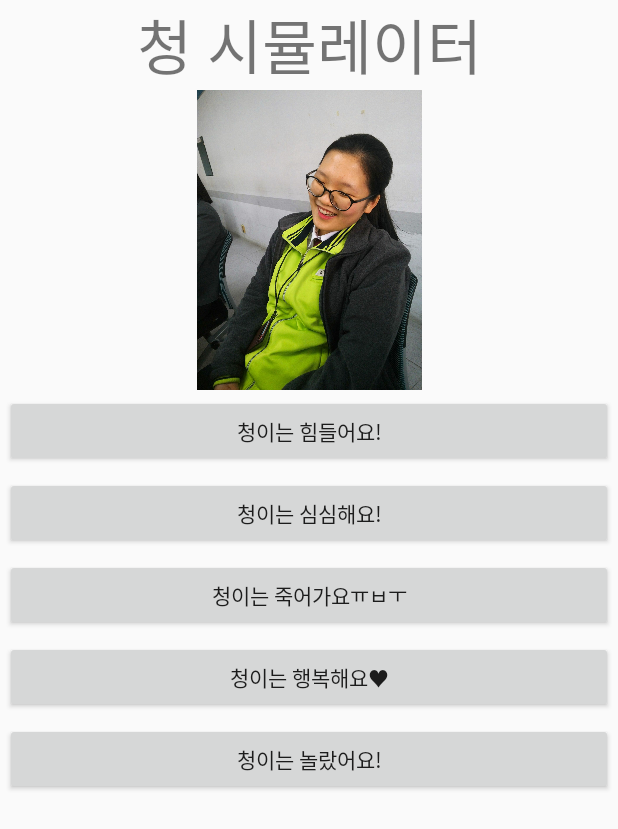
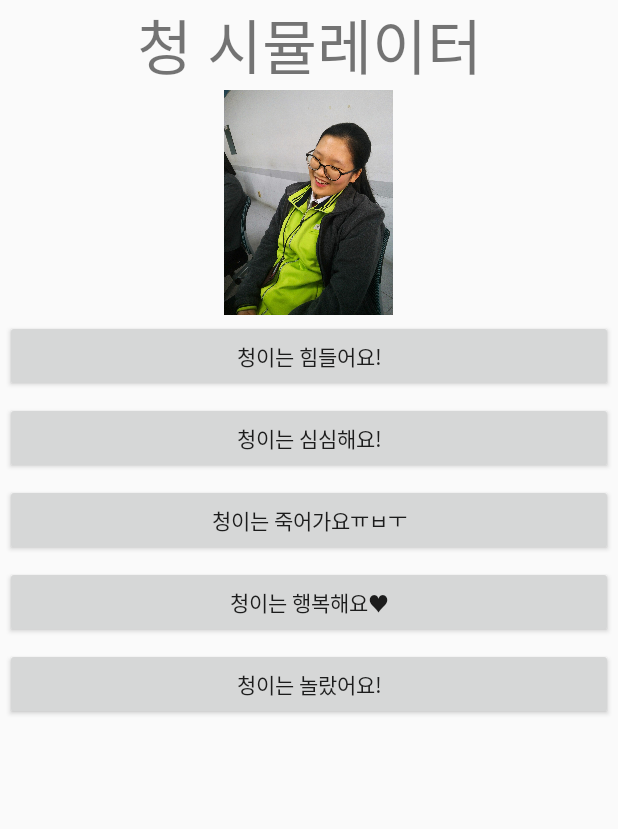
Before and after one commit to BbongLee/friend-simulator, an Android app: the layout activity_main.xml on its own in the app's theme, with its tools: preview values and no code run, on a phone screen of 412 x 824 dp. Shown: the top 829 px of the screen. Run offline under Robolectric (Android 15) with nearby library versions, the phone set to English and light mode, and no system bars.

```diff
--- a/app/src/main/res/layout/activity_main.xml
+++ b/app/src/main/res/layout/activity_main.xml
@@ -20,8 +20,8 @@
     <ImageView
         android:layout_gravity="center"
         android:id="@+id/friend_visual"
-        android:layout_width="200dp"
-        android:layout_height="200dp"
+        android:layout_width="150dp"
+        android:layout_height="150dp"
         android:src="@drawable/chu_1" />
 
     <Button
```
Also changed, not shown: app/src/main/java/kr/hs/emirim/friendsimulatorbbonglee/imchung/MainActivity.java (+28 -1 lines), 15 other files.
